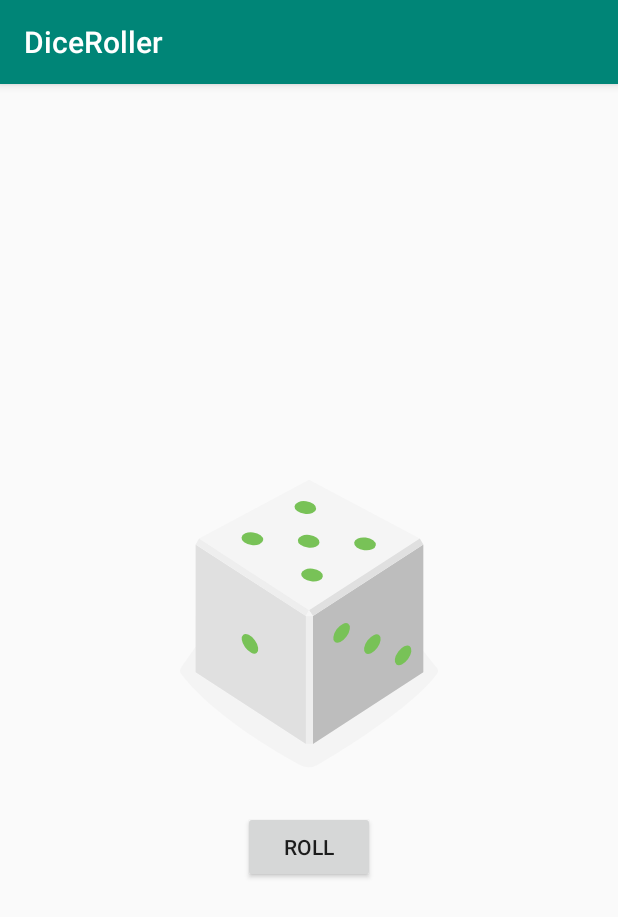
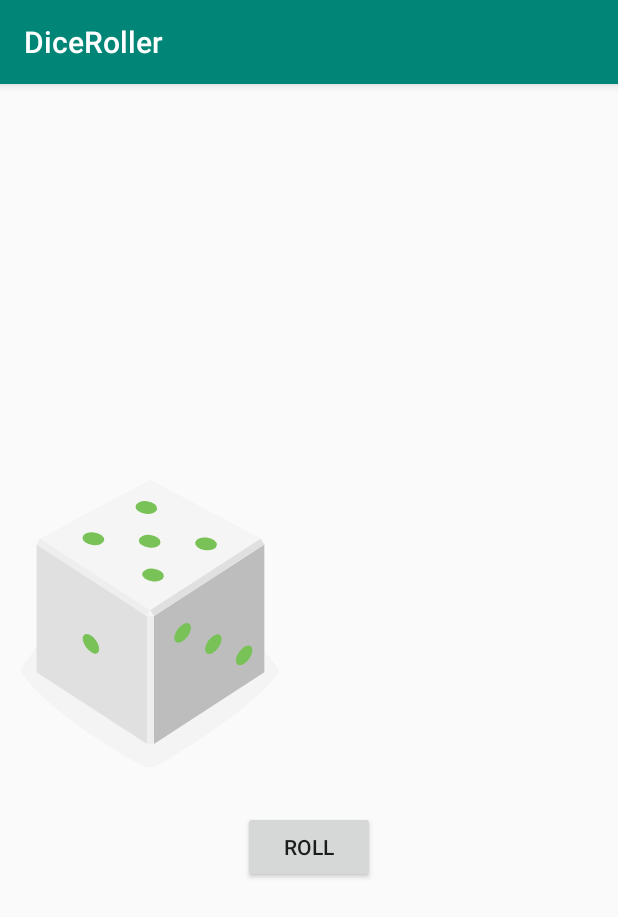
Before and after one commit to lucaszhang1/rz_diceroller, an Android app: the screen it shows after launch (MainActivity), after a tap on "ROLL", on a phone screen of 412 x 824 dp. Shown: the top 917 px of the screen. Run offline under Robolectric (Android 15) with nearby library versions, the phone set to English and light mode, and no system bars.

Commit message:
change gravity

```diff
--- a/DiceRoller/app/src/main/res/layout/activity_main.xml
+++ b/DiceRoller/app/src/main/res/layout/activity_main.xml
@@ -14,7 +14,7 @@
         android:id="@+id/dice_image"
         android:layout_width="wrap_content"
         android:layout_height="wrap_content"
-        android:layout_gravity="center_horizontal"
+        android:layout_gravity="center_vertical"
         android:src="@drawable/empty_dice"/>
 
     <Button
```
